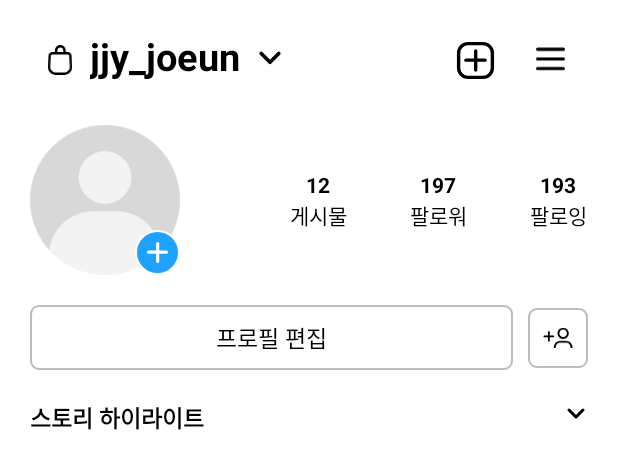
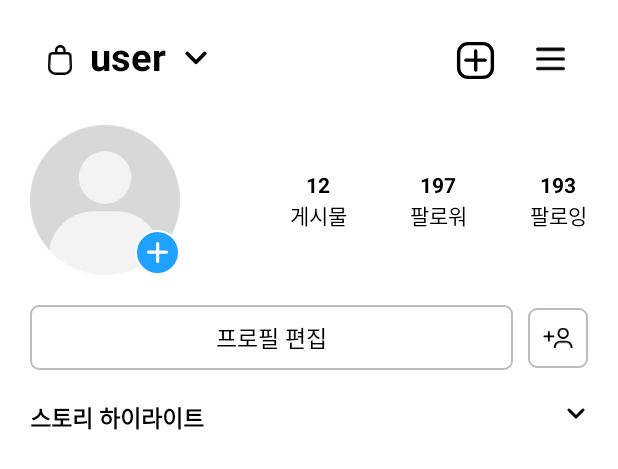
Before and after one commit to joeun-01/instagram, an Android app: the layout fragment_profile.xml on its own in the app's theme, with its tools: preview values and no code run, on a phone screen of 412 x 824 dp. Shown: the top 469 px of the screen. Run offline under Robolectric (Android 15) with nearby library versions, the phone set to English and light mode, and no system bars.

```diff
--- a/app/src/main/res/layout/fragment_profile.xml
+++ b/app/src/main/res/layout/fragment_profile.xml
@@ -38,7 +38,7 @@
                 android:id="@+id/profile_name_tv"
                 android:layout_width="wrap_content"
                 android:layout_height="wrap_content"
-                android:text="jjy_joeun"
+                android:text="user"
                 android:textColor="@color/black"
                 android:textSize="25sp"
                 android:textStyle="bold"
```
